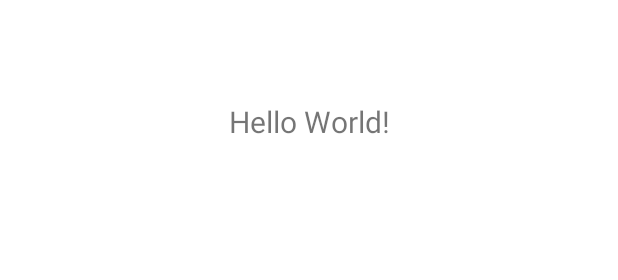
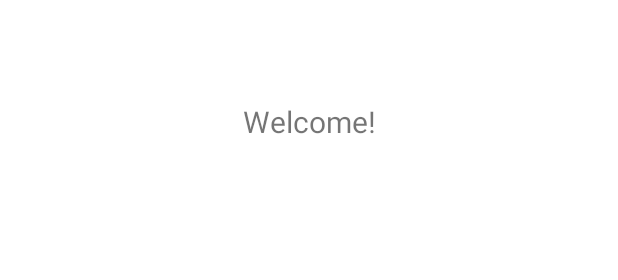
Before and after one commit to Yasminepw/ImageActivity, an Android app: the layout activity_main.xml on its own in the app's theme, with its tools: preview values and no code run, on a phone screen of 412 x 824 dp. Shown: the part 459-739 px from the top of the screen. Run offline under Robolectric (Android 15) with nearby library versions, the phone set to English and light mode, and no system bars; grey boxes are pictures that could not be loaded.

Commit message:
Made updates and changed initial text for TextView

```diff
--- a/app/src/main/res/layout/activity_main.xml
+++ b/app/src/main/res/layout/activity_main.xml
@@ -10,7 +10,7 @@
         android:id="@+id/titleTextView"
         android:layout_width="wrap_content"
         android:layout_height="wrap_content"
-        android:text="Hello World!"
+        android:text="Welcome!"
         android:textSize="20sp"
         app:layout_constraintBottom_toTopOf="@+id/imageView"
         app:layout_constraintLeft_toLeftOf="parent"
--- a/app/src/main/res/values/strings.xml
+++ b/app/src/main/res/values/strings.xml
@@ -1,4 +1,5 @@
 <resources>
     <string name="app_name">ImageActivity</string>
     <string name="image_selected_above" />
+    <string name="details_of_image_selected" />
 </resources>
```
